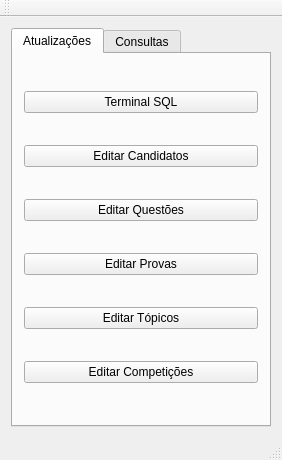
The window that gui/mainwindow.ui (prafael18/mc536) describes before a commit, drawn with Qt 5.
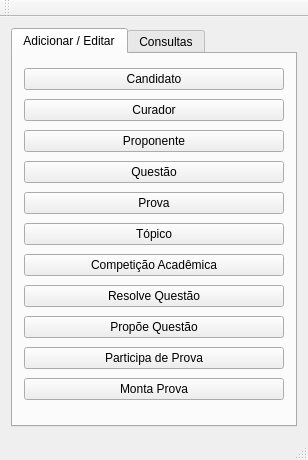
The same window after the commit.

Patch:
```diff
--- a/gui/mainwindow.ui
+++ b/gui/mainwindow.ui
@@ -6,7 +6,7 @@
    <rect>
     <x>0</x>
     <y>0</y>
-    <width>282</width>
+    <width>308</width>
     <height>460</height>
    </rect>
   </property>
@@ -22,48 +22,83 @@
       </property>
       <widget class="QWidget" name="tab">
        <attribute name="title">
-        <string>Atualizações</string>
+        <string>Adicionar / Editar</string>
        </attribute>
        <layout class="QGridLayout" name="gridLayout_2">
-        <item row="2" column="0">
+        <item row="9" column="0">
+         <widget class="QPushButton" name="pushButton_15">
+          <property name="text">
+           <string>Participa de Prova</string>
+          </property>
+         </widget>
+        </item>
+        <item row="6" column="0">
+         <widget class="QPushButton" name="pushButton_5">
+          <property name="text">
+           <string>Competição Acadêmica</string>
+          </property>
+         </widget>
+        </item>
+        <item row="3" column="0">
          <widget class="QPushButton" name="pushButton_2">
           <property name="text">
-           <string>Editar Questões</string>
+           <string>Questão</string>
+          </property>
+         </widget>
+        </item>
+        <item row="7" column="0">
+         <widget class="QPushButton" name="pushButton_8">
+          <property name="text">
+           <string>Resolve Questão</string>
+          </property>
+         </widget>
+        </item>
+        <item row="8" column="0">
+         <widget class="QPushButton" name="pushButton_14">
+          <property name="text">
+           <string>Propõe Questão</string>
+          </property>
+         </widget>
+        </item>
+        <item row="2" column="0">
+         <widget class="QPushButton" name="pushButton_13">
+          <property name="text">
+           <string>Proponente</string>
           </property>
          </widget>
         </item>
         <item row="1" column="0">
+         <widget class="QPushButton" name="pushButton_12">
+          <property name="text">
+           <string>Curador</string>
+          </property>
+         </widget>
+        </item>
+        <item row="0" column="0">
          <widget class="QPushButton" name="pushButton">
           <property name="text">
-           <string>Editar Candidatos</string>
+           <string>Candidato</string>
           </property>
          </widget>
         </item>
-        <item row="3" column="0">
+        <item row="4" column="0">
          <widget class="QPushButton" name="pushButton_3">
           <property name="text">
-           <string>Editar Provas</string>
+           <string>Prova</string>
           </property>
          </widget>
         </item>
         <item row="5" column="0">
-         <widget class="QPushButton" name="pushButton_5">
-          <property name="text">
-           <string>Editar Competições</string>
-          </property>
-         </widget>
-        </item>
-        <item row="4" column="0">
          <widget class="QPushButton" name="pushButton_6">
           <property name="text">
-           <string>Editar Tópicos</string>
+           <string>Tópico</string>
           </property>
          </widget>
         </item>
-        <item row="0" column="0">
-         <widget class="QPushButton" name="pushButton_8">
+        <item row="10" column="0">
+         <widget class="QPushButton" name="pushButton_16">
           <property name="text">
-           <string>Terminal SQL</string>
+           <string>Monta Prova</string>
           </property>
          </widget>
         </item>
```
Left out of the diff: 2 changed lines with no effect on the pictures.
